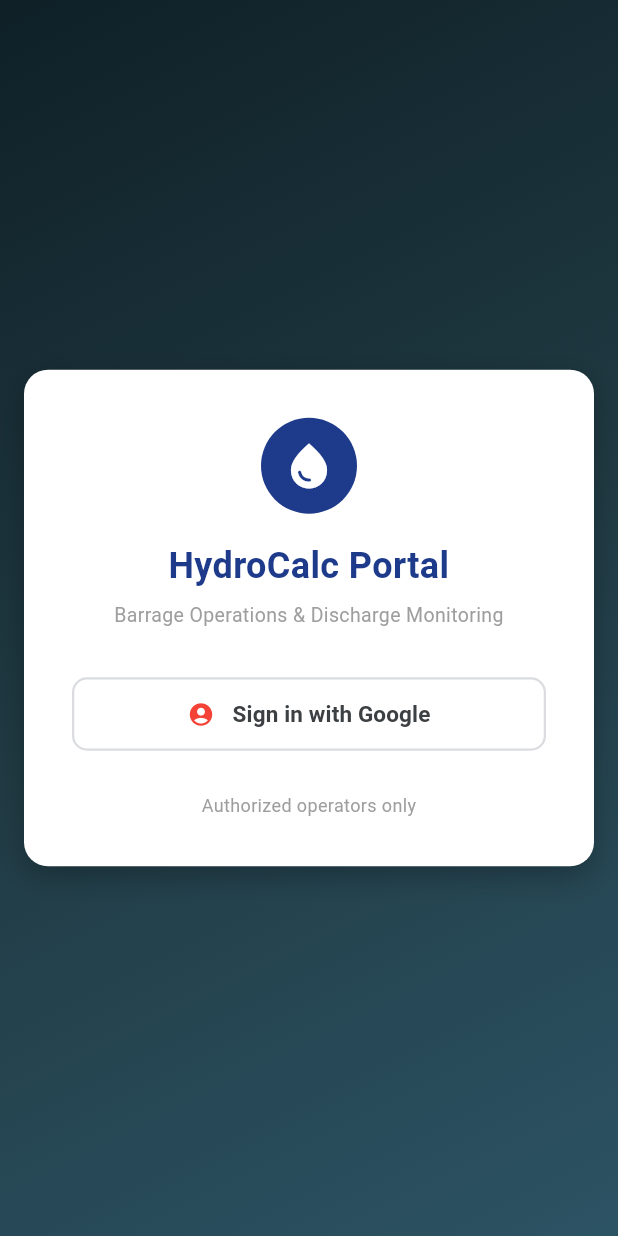
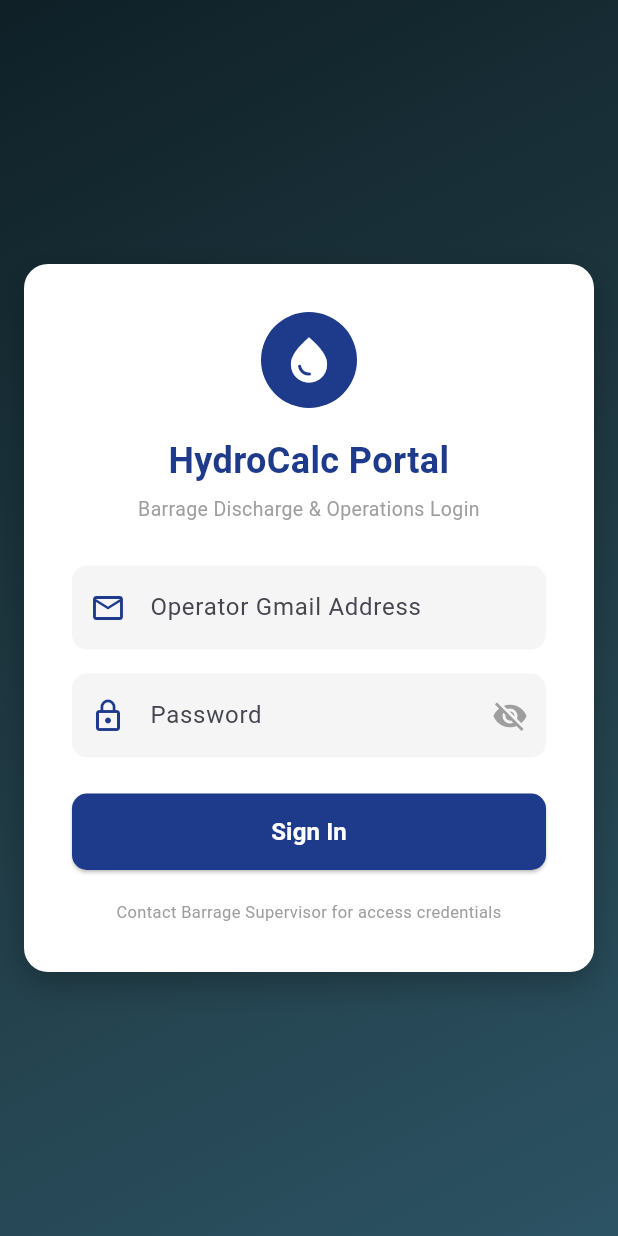
Before and after one commit to suraj9634/hydrocalc-web, a Flutter app: the screen it shows after launch, on a phone screen of 412 x 824 dp. Run offline on Flutter 3.47's test engine with Material 3 defaults, Android fonts, the phone set to English and light mode, and no system bars; our stand-ins replace cloud_firestore, firebase_auth, firebase_core, fl_chart, shared_preferences; missing offline and left inert: dart:html; accounts and stored records are empty.

Commit message:
Switch to direct Gmail/password authentication

```diff
--- a/lib/screens/login_screen.dart
+++ b/lib/screens/login_screen.dart
@@ -10,69 +10,74 @@ class LoginScreen extends StatefulWidget {
 }
 
 class _LoginScreenState extends State<LoginScreen> {
+  final _emailController = TextEditingController();
+  final _passController = TextEditingController();
   final FirebaseAuth _auth = FirebaseAuth.instance;
+
   bool _isLoading = false;
+  bool _obscurePassword = true;
   String _errorMessage = '';
 
-  // Optional: Whitelist specific operator emails (Leave empty to allow all Google sign-ins)
-  final List<String> _allowedOperatorEmails = [
-    // 'operator1@gmail.com',
-    // 'operator2@gmail.com',
-  ];
+  @override
+  void dispose() {
+    _emailController.dispose();
+    _passController.dispose();
+    super.dispose();
+  }
 
-  Future<void> _handleGoogleSignIn() async {
+  Future<void> _handleLogin() async {
+    final email = _emailController.text.trim();
+    final password = _passController.text.trim();
+
+    if (email.isEmpty || password.isEmpty) {
+      setState(() {
+        _errorMessage = 'Please enter both Gmail address and password.';
+      });
+      return;
+    }
+
     setState(() {
       _isLoading = true;
       _errorMessage = '';
     });
 
     try {
-      // Initialize the Google Auth Provider for Web
-      GoogleAuthProvider googleProvider = GoogleAuthProvider();
-      googleProvider.addScope('email');
-      googleProvider.setCustomParameters({'prompt': 'select_account'});
+      final userCredential = await _auth.signInWithEmailAndPassword(
+        email: email,
+        password: password,
+      );
 
-      // Triggers browser pop-up for account selection
-      UserCredential userCredential = await _auth.signInWithPopup(googleProvider);
       final user = userCredential.user;
-
-      if (user != null) {
-        // Verification: check whitelist if configured
-        if (_allowedOperatorEmails.isNotEmpty && !_allowedOperatorEmails.contains(user.email?.toLowerCase())) {
-          await _auth.signOut();
-          setState(() {
-            _errorMessage = 'Access denied: ${user.email} is not registered as an authorized operator.';
-            _isLoading = false;
-          });
-          return;
-        }
-
       if (!mounted) return;
 
-        // Route to HomePage with the operator's name/email as currentRole
-        final roleOrName = user.displayName ?? user.email ?? 'Operator';
+      // Extract a clean display role (e.g. name or email prefix)
+      final operatorLabel = user?.displayName ?? user?.email ?? email;
+
       Navigator.pushReplacement(
         context,
         MaterialPageRoute(
-            builder: (context) => HomePage(currentRole: roleOrName),
+          builder: (context) => HomePage(currentRole: operatorLabel),
         ),
       );
-      }
     } on FirebaseAuthException catch (e) {
       setState(() {
-        if (e.code == 'popup-closed-by-user') {
-          _errorMessage = 'Sign-in cancelled by user.';
-        } else if (e.code == 'popup-blocked') {
-          _errorMessage = 'Sign-in popup blocked by browser. Please allow popups for this site.';
-        } else if (e.code == 'unauthorized-domain') {
-          _errorMessage = 'Domain not authorized in Firebase Console settings.';
+        if (e.code == 'user-not-found') {
+          _errorMessage = 'No registered operator found with this Gmail.';
+        } else if (e.code == 'wrong-password' || e.code == 'invalid-credential') {
+          _errorMessage = 'Incorrect password. Please verify your credentials.';
+        } else if (e.code == 'invalid-email') {
+          _errorMessage = 'Please enter a valid email format (e.g. name@gmail.com).';
+        } else if (e.code == 'user-disabled') {
+          _errorMessage = 'This operator account has been disabled.';
+        } else if (e.code == 'network-request-failed') {
+          _errorMessage = 'Network error. Please check your internet connection.';
         } else {
-          _errorMessage = e.message ?? 'Google authentication failed.';
+          _errorMessage = e.message ?? 'Authentication failed.';
         }
       });
     } catch (e) {
       setState(() {
-        _errorMessage = 'An unexpected error occurred: $e';
+        _errorMessage = 'An unexpected error occurred. Please try again.';
       });
     } finally {
       if (mounted) {
@@ -95,7 +100,7 @@ class _LoginScreenState extends State<LoginScreen> {
         child: Center(
           child: SingleChildScrollView(
             child: Container(
-              width: 400,
+              width: 420,
               padding: const EdgeInsets.all(32.0),
               margin: const EdgeInsets.symmetric(horizontal: 16),
               decoration: BoxDecoration(
@@ -104,8 +109,8 @@ class _LoginScreenState extends State<LoginScreen> {
                 boxShadow: const [
                   BoxShadow(
                     color: Colors.black26,
-                    blurRadius: 16,
-                    offset: Offset(0, 6),
+                    blurRadius: 18,
+                    offset: Offset(0, 8),
                   ),
                 ],
               ),
@@ -130,53 +135,58 @@ class _LoginScreenState extends State<LoginScreen> {
                   ),
                   const SizedBox(height: 6),
                   const Text(
-                    "Barrage Operations & Discharge Monitoring",
+                    "Barrage Discharge & Operations Login",
                     textAlign: TextAlign.center,
                     style: TextStyle(color: Colors.grey, fontSize: 13),
                   ),
-                  const SizedBox(height: 32),
+                  const SizedBox(height: 28),
 
-                  // Google Sign-In Button
-                  OutlinedButton(
-                    onPressed: _isLoading ? null : _handleGoogleSignIn,
-                    style: OutlinedButton.styleFrom(
-                      padding: const EdgeInsets.symmetric(vertical: 14),
-                      side: const BorderSide(color: Color(0xFFDADCE0), width: 1.5),
-                      shape: RoundedRectangleBorder(
+                  // Email / Gmail Input
+                  TextField(
+                    controller: _emailController,
+                    keyboardType: TextInputType.emailAddress,
+                    decoration: InputDecoration(
+                      labelText: "Operator Gmail Address",
+                      hintText: "example@gmail.com",
+                      filled: true,
+                      fillColor: Colors.grey[100],
+                      prefixIcon: const Icon(Icons.email_outlined, color: Color(0xFF1E3A8A)),
+                      border: OutlineInputBorder(
                         borderRadius: BorderRadius.circular(10),
-                      ),
-                      backgroundColor: Colors.white,
-                    ),
-                    child: _isLoading
-                        ? const SizedBox(
-                            width: 20,
-                            height: 20,
-                            child: CircularProgressIndicator(strokeWidth: 2),
-                          )
-                        : Row(
-                            mainAxisAlignment: MainAxisAlignment.center,
-                            children: [
-                              Image.network(
-                                'https://www.gstatic.com/firebasejs/ui/2.0.0/images/auth/google.svg',
-                                height: 22,
-                                width: 22,
-                                errorBuilder: (_, __, ___) => const Icon(Icons.account_circle, color: Colors.red),
-                              ),
-                              const SizedBox(width: 12),
-                              const Text(
-                                "Sign in with Google",
-                                style: TextStyle(
-                                  fontSize: 15,
-                                  fontWeight: FontWeight.w600,
-                                  color: Color(0xFF3C4043),
+                        borderSide: BorderSide.none,
                       ),
                     ),
-                            ],
+                  ),
+                  const SizedBox(height: 16),
+
+                  // Password Input
+                  TextField(
+                    controller: _passController,
+                    obscureText: _obscurePassword,
+                    onSubmitted: (_) => _handleLogin(),
+                    decoration: InputDecoration(
+                      labelText: "Password",
+                      filled: true,
+                      fillColor: Colors.grey[100],
+                      prefixIcon: const Icon(Icons.lock_outline, color: Color(0xFF1E3A8A)),
+                      suffixIcon: IconButton(
+                        icon: Icon(
+                          _obscurePassword ? Icons.visibility_off : Icons.visibility,
+                          color: Colors.grey,
+                        ),
+                        onPressed: () {
+                          setState(() => _obscurePassword = !_obscurePassword);
+                        },
+                      ),
+                      border: OutlineInputBorder(
+                        borderRadius: BorderRadius.circular(10),
+                        borderSide: BorderSide.none,
+                      ),
                     ),
                   ),
 
                   if (_errorMessage.isNotEmpty) ...[
-                    const SizedBox(height: 18),
+                    const SizedBox(height: 14),
                     Container(
                       padding: const EdgeInsets.all(10),
                       decoration: BoxDecoration(
@@ -195,11 +205,39 @@ class _LoginScreenState extends State<LoginScreen> {
                     ),
                   ],
 
-                  const SizedBox(height: 28),
+                  const SizedBox(height: 24),
+
+                  // Login Button
+                  ElevatedButton(
+                    onPressed: _isLoading ? null : _handleLogin,
+                    style: ElevatedButton.styleFrom(
+                      backgroundColor: const Color(0xFF1E3A8A),
+                      foregroundColor: Colors.white,
+                      padding: const EdgeInsets.symmetric(vertical: 14),
+                      shape: RoundedRectangleBorder(
+                        borderRadius: BorderRadius.circular(10),
+                      ),
+                    ),
+                    child: _isLoading
+                        ? const SizedBox(
+                            width: 20,
+                            height: 20,
+                            child: CircularProgressIndicator(
+                              strokeWidth: 2,
+                              color: Colors.white,
+                            ),
+                          )
+                        : const Text(
+                            "Sign In",
+                            style: TextStyle(fontSize: 16, fontWeight: FontWeight.bold),
+                          ),
+                  ),
+
+                  const SizedBox(height: 20),
                   const Text(
-                    "Authorized operators only",
+                    "Contact Barrage Supervisor for access credentials",
                     textAlign: TextAlign.center,
-                    style: TextStyle(color: Colors.grey, fontSize: 12),
+                    style: TextStyle(color: Colors.grey, fontSize: 11),
                   ),
                 ],
               ),
```
Lines whose indentation alone changed are shown as unchanged.
